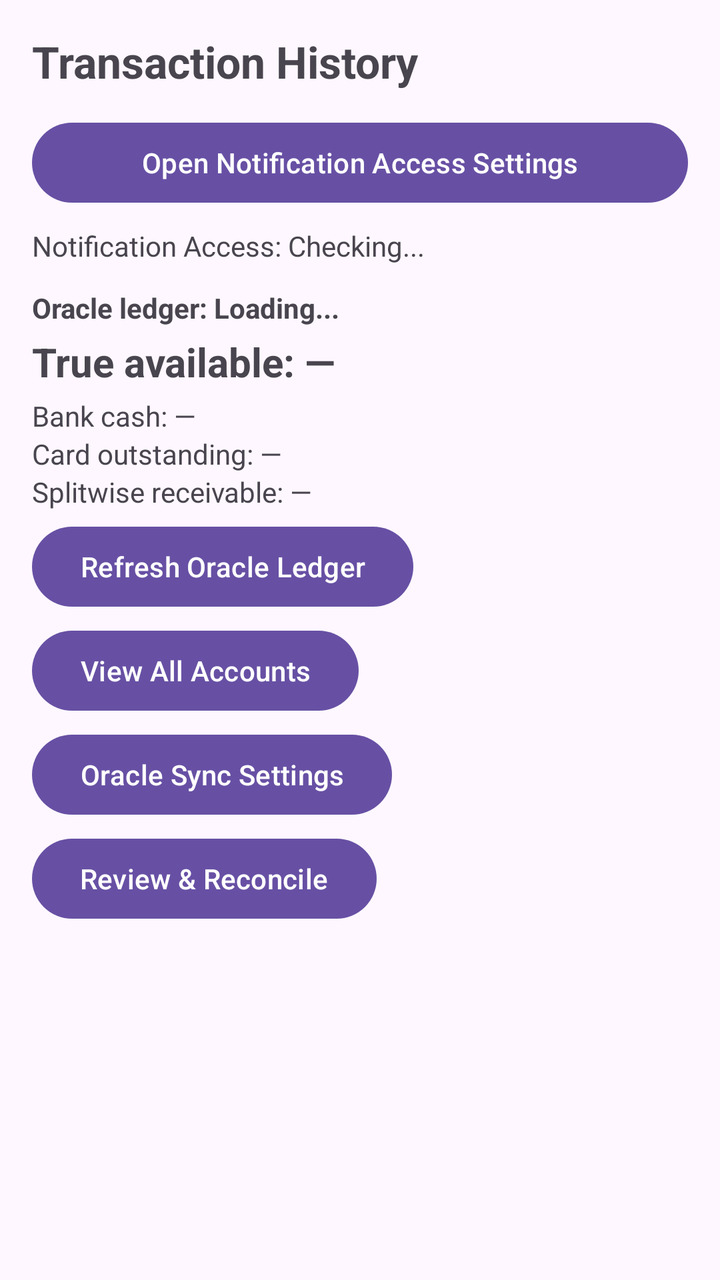
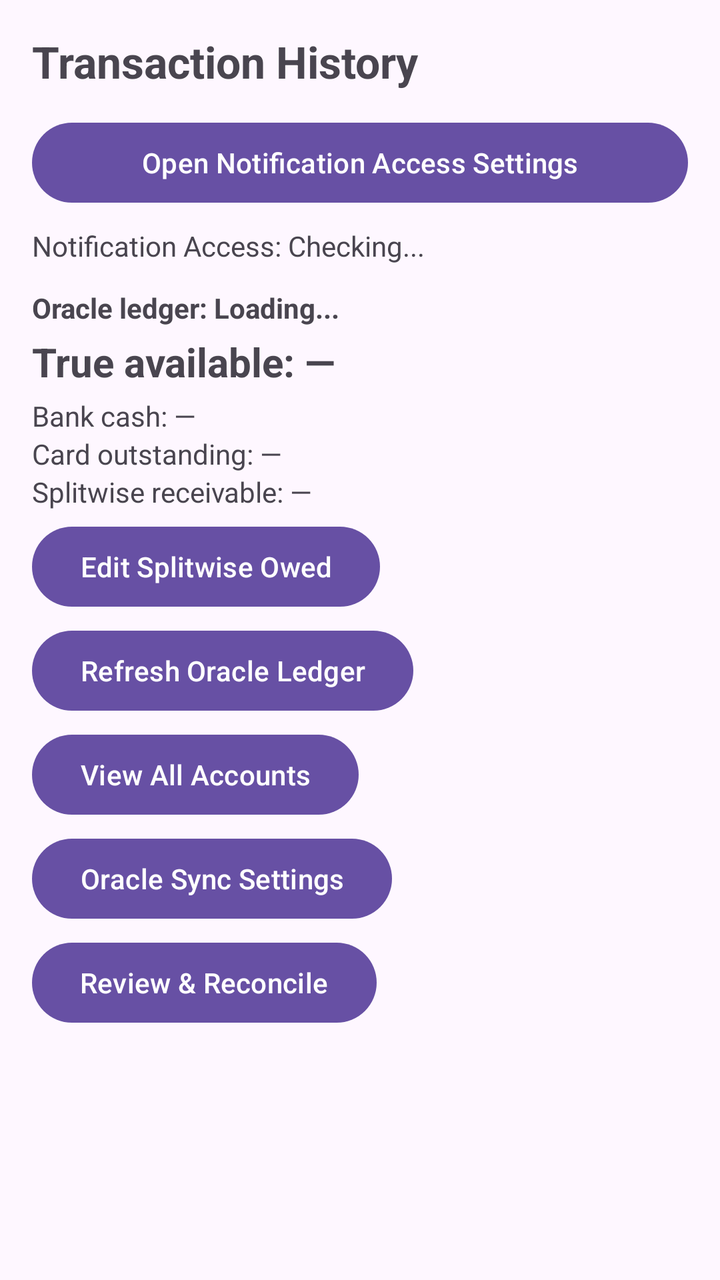

Screens rendered from an Android XML layout before and after an edit, with the pre-edit source and the edit as a unified diff.
<!-- AndroidManifest.xml: application theme Theme.FinanceSMSTracker -->
<!-- res/layout/activity_main.xml -->
<?xml version="1.0" encoding="utf-8"?>
<androidx.constraintlayout.widget.ConstraintLayout xmlns:android="http://schemas.android.com/apk/res/android"
    xmlns:app="http://schemas.android.com/apk/res-auto"
    xmlns:tools="http://schemas.android.com/tools"
    android:id="@+id/main"
    android:layout_width="match_parent"
    android:layout_height="match_parent"
    android:padding="16dp"
    tools:context=".MainActivity">

    <TextView
        android:id="@+id/textViewTitle"
        android:layout_width="wrap_content"
        android:layout_height="wrap_content"
        android:text="Transaction History"
        android:textSize="22sp"
        android:textStyle="bold"
        app:layout_constraintStart_toStartOf="parent"
        app:layout_constraintTop_toTopOf="parent" />

    <Button
        android:id="@+id/buttonOpenNotificationSettings"
        android:layout_width="0dp"
        android:layout_height="wrap_content"
        android:layout_marginTop="12dp"
        android:text="Open Notification Access Settings"
        app:layout_constraintEnd_toEndOf="parent"
        app:layout_constraintStart_toStartOf="parent"
        app:layout_constraintTop_toBottomOf="@id/textViewTitle" />

    <TextView
        android:id="@+id/textViewNotificationStatus"
        android:layout_width="0dp"
        android:layout_height="wrap_content"
        android:layout_marginTop="8dp"
        android:text="Notification Access: Checking..."
        android:textSize="14sp"
        app:layout_constraintEnd_toEndOf="parent"
        app:layout_constraintStart_toStartOf="parent"
        app:layout_constraintTop_toBottomOf="@id/buttonOpenNotificationSettings" />

    <LinearLayout
        android:id="@+id/oracleLedgerPanel"
        android:layout_width="0dp"
        android:layout_height="wrap_content"
        android:layout_marginTop="12dp"
        android:orientation="vertical"
        app:layout_constraintEnd_toEndOf="parent"
        app:layout_constraintStart_toStartOf="parent"
        app:layout_constraintTop_toBottomOf="@id/textViewNotificationStatus">

        <TextView
            android:id="@+id/textViewOracleStatus"
            android:layout_width="wrap_content"
            android:layout_height="wrap_content"
            android:text="Oracle ledger: Loading..."
            android:textSize="14sp"
            android:textStyle="bold" />

        <TextView
            android:id="@+id/textViewTrueAvailable"
            android:layout_width="wrap_content"
            android:layout_height="wrap_content"
            android:layout_marginTop="4dp"
            android:text="True available: —"
            android:textSize="20sp"
            android:textStyle="bold" />

        <TextView
            android:id="@+id/textViewBankCash"
            android:layout_width="wrap_content"
            android:layout_height="wrap_content"
            android:layout_marginTop="4dp"
            android:text="Bank cash: —"
            android:textSize="14sp" />

        <TextView
            android:id="@+id/textViewCardOutstanding"
            android:layout_width="wrap_content"
            android:layout_height="wrap_content"
            android:text="Card outstanding: —"
            android:textSize="14sp" />

        <TextView
            android:id="@+id/textViewSplitwiseReceivable"
            android:layout_width="wrap_content"
            android:layout_height="wrap_content"
            android:text="Splitwise receivable: —"
            android:textSize="14sp" />

        <Button
            android:id="@+id/buttonRefreshOracle"
            android:layout_width="wrap_content"
            android:layout_height="wrap_content"
            android:layout_marginTop="4dp"
            android:text="Refresh Oracle Ledger" />

        <Button
            android:id="@+id/buttonViewAccounts"
            android:layout_width="wrap_content"
            android:layout_height="wrap_content"
            android:layout_marginTop="4dp"
            android:text="View All Accounts" />

        <Button
            android:id="@+id/buttonOracleSettings"
            android:layout_width="wrap_content"
            android:layout_height="wrap_content"
            android:layout_marginTop="4dp"
            android:text="Oracle Sync Settings" />
    </LinearLayout>

    <Button
        android:id="@+id/buttonReviewReconcile"
        android:layout_width="wrap_content"
        android:layout_height="wrap_content"
        android:layout_marginTop="4dp"
        android:text="Review &amp; Reconcile"
        app:layout_constraintStart_toStartOf="parent"
        app:layout_constraintTop_toBottomOf="@id/oracleLedgerPanel" />

    <androidx.recyclerview.widget.RecyclerView
        android:id="@+id/recyclerViewTransactions"
        android:layout_width="0dp"
        android:layout_height="0dp"
        android:layout_marginTop="12dp"
        app:layout_constraintBottom_toBottomOf="parent"
        app:layout_constraintEnd_toEndOf="parent"
        app:layout_constraintStart_toStartOf="parent"
        app:layout_constraintTop_toBottomOf="@id/buttonReviewReconcile"
        tools:listitem="@layout/item_transaction" />

    <TextView
        android:id="@+id/textViewEmpty"
        android:layout_width="wrap_content"
        android:layout_height="wrap_content"
        android:text="No transactions found."
        android:textSize="16sp"
        android:visibility="gone"
        app:layout_constraintBottom_toBottomOf="parent"
        app:layout_constraintEnd_toEndOf="parent"
        app:layout_constraintStart_toStartOf="parent"
        app:layout_constraintTop_toTopOf="@id/recyclerViewTransactions" />

</androidx.constraintlayout.widget.ConstraintLayout>
<!-- res/layout/item_transaction.xml (included above) -->
<?xml version="1.0" encoding="utf-8"?>
<androidx.cardview.widget.CardView xmlns:android="http://schemas.android.com/apk/res/android"
    xmlns:app="http://schemas.android.com/apk/res-auto"
    android:layout_width="match_parent"
    android:layout_height="wrap_content"
    android:layout_marginBottom="8dp"
    app:cardCornerRadius="8dp"
    app:cardElevation="2dp">

    <LinearLayout
        android:layout_width="match_parent"
        android:layout_height="wrap_content"
        android:orientation="vertical"
        android:padding="12dp">

        <LinearLayout
            android:layout_width="match_parent"
            android:layout_height="wrap_content"
            android:orientation="horizontal">

            <TextView
                android:id="@+id/textViewMerchant"
                android:layout_width="0dp"
                android:layout_height="wrap_content"
                android:layout_weight="1"
                android:text="Merchant / Payee"
                android:textColor="@android:color/black"
                android:textSize="16sp"
                android:textStyle="bold" />

            <TextView
                android:id="@+id/textViewAmount"
                android:layout_width="wrap_content"
                android:layout_height="wrap_content"
                android:text="₹0.00"
                android:textSize="16sp"
                android:textStyle="bold" />
        </LinearLayout>

        <LinearLayout
            android:layout_width="match_parent"
            android:layout_height="wrap_content"
            android:layout_marginTop="4dp"
            android:orientation="horizontal">

            <TextView
                android:id="@+id/textViewCategory"
                android:layout_width="wrap_content"
                android:layout_height="wrap_content"
                android:background="#E0E0E0"
                android:paddingHorizontal="6dp"
                android:paddingVertical="2dp"
                android:text="CATEGORY"
                android:textSize="12sp"
                android:textStyle="bold" />

            <TextView
                android:id="@+id/textViewType"
                android:layout_width="wrap_content"
                android:layout_height="wrap_content"
                android:layout_marginStart="8dp"
                android:text="DEBIT"
                android:textSize="12sp" />

            <TextView
                android:id="@+id/textViewPaymentMethod"
                android:layout_width="0dp"
                android:layout_height="wrap_content"
                android:layout_weight="1"
                android:layout_marginStart="8dp"
                android:text="UPI"
                android:textSize="12sp" />

            <TextView
                android:id="@+id/textViewBank"
                android:layout_width="wrap_content"
                android:layout_height="wrap_content"
                android:text="HDFC"
                android:textSize="12sp" />
        </LinearLayout>

        <TextView
            android:id="@+id/textViewDateTime"
            android:layout_width="match_parent"
            android:layout_height="wrap_content"
            android:layout_marginTop="6dp"
            android:text="12 Oct 2023, 10:30 AM"
            android:textSize="11sp"
            android:textColor="@android:color/darker_gray" />

    </LinearLayout>
</androidx.cardview.widget.CardView>
<!-- resources referenced by this layout -->
<resources>
  <style name="Theme.FinanceSMSTracker" parent="Base.Theme.FinanceSMSTracker" />
  <style name="Base.Theme.FinanceSMSTracker" parent="Theme.Material3.DayNight.NoActionBar">
          
          
      </style>
</resources>

<!-- the commit's change to res/layout/activity_main.xml (unified diff, before → after) -->
@@ -87,6 +87,13 @@
             android:layout_height="wrap_content"
             android:text="Splitwise receivable: —"
             android:textSize="14sp" />
+
+        <Button
+            android:id="@+id/buttonEditSplitwise"
+            android:layout_width="wrap_content"
+            android:layout_height="wrap_content"
+            android:layout_marginTop="4dp"
+            android:text="Edit Splitwise Owed" />
 
         <Button
             android:id="@+id/buttonRefreshOracle"
